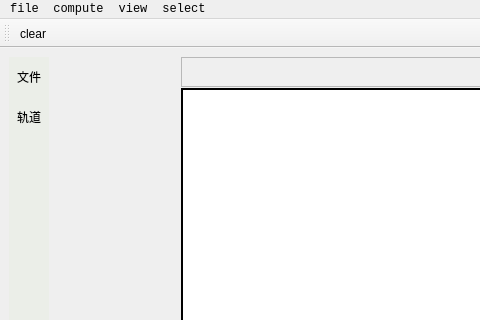
Above: app/app.ui from feifeiboys/pywfn before the change; both pictures show x 0 to 480 and y 0 to 320 of the 895 by 706 pixel window. Below: the same form after it.
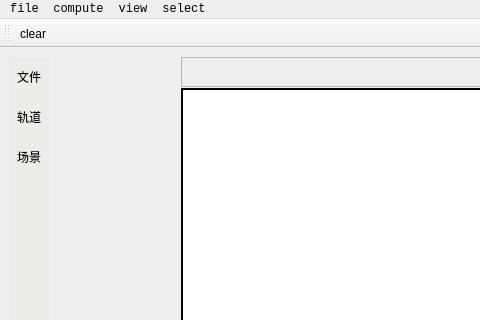
That is the form after the change.

Patch:
```diff
--- a/app/app.ui
+++ b/app/app.ui
@@ -129,6 +129,22 @@
           </property>
          </widget>
         </item>
+        <item>
+         <widget class="QLabel" name="iconScene">
+          <property name="minimumSize">
+           <size>
+            <width>0</width>
+            <height>40</height>
+           </size>
+          </property>
+          <property name="text">
+           <string>场景</string>
+          </property>
+          <property name="alignment">
+           <set>Qt::AlignCenter</set>
+          </property>
+         </widget>
+        </item>
         <item>
          <spacer name="verticalSpacer">
           <property name="orientation">
```
Left out of the diff: 9 changed lines with no effect on the pictures.
